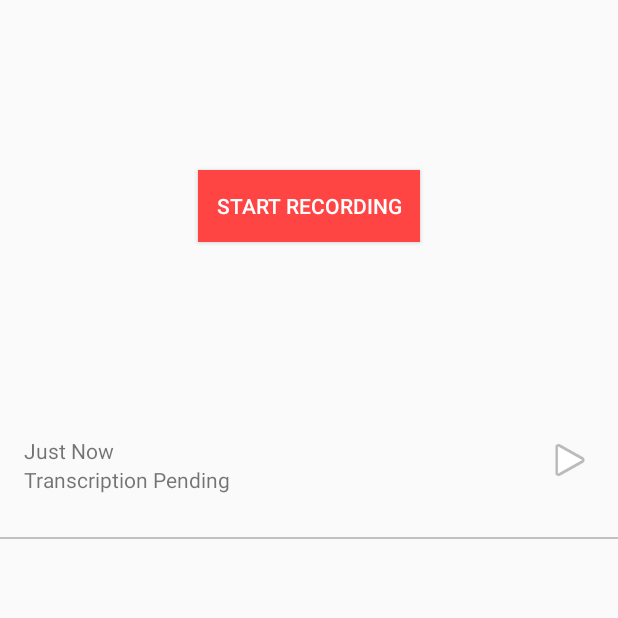
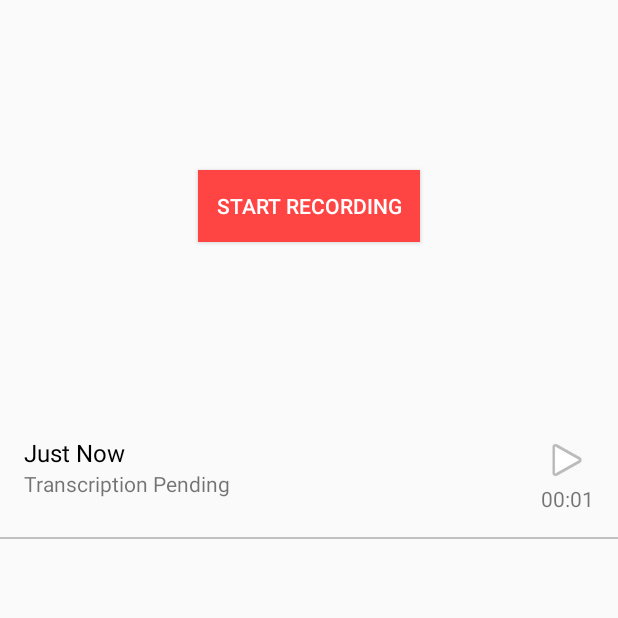
Before and after one commit to WMButterfly/ButterflyOld, an Android app: the screen it shows after launch (MainActivity), after a tap on "STOP RECORDING", on a phone screen of 412 x 824 dp, the top half of it. Run offline under Robolectric (Android 15) with nearby library versions, the phone set to English and light mode, and no system bars; 1 other tap on this screen came first.

Commit message:
Duration now updating in history adapter

```diff
--- a/app/src/main/java/com/windowmirror/android/controller/adapter/HistoryAdapter.java
+++ b/app/src/main/java/com/windowmirror/android/controller/adapter/HistoryAdapter.java
@@ -9,6 +9,8 @@ import android.widget.ArrayAdapter;
 import android.widget.TextView;
 import com.windowmirror.android.R;
 import com.windowmirror.android.model.Entry;
+
+import java.util.concurrent.TimeUnit;
 
 /**
  * @author alliecurry
@@ -48,7 +50,6 @@ public class HistoryAdapter extends ArrayAdapter<Entry> {
             viewHolder.transcription.setText(R.string.transcription_pending);
         } else {
             viewHolder.transcription.setText(transcriptionStr);
-
             final View.OnClickListener onClick = new View.OnClickListener() {
                 @Override
                 public void onClick(View view) {
@@ -67,12 +68,14 @@ public class HistoryAdapter extends ArrayAdapter<Entry> {
         final boolean isPlaying = listener.isEntryPlaying(entry);
         final int drawableTop = isPlaying ? android.R.drawable.ic_media_pause : android.R.drawable.ic_media_play;
         viewHolder.play.setCompoundDrawablesWithIntrinsicBounds(0, drawableTop, 0, 0);
+        viewHolder.play.setText(formatDuration(entry.getDuration()));
         viewHolder.play.setOnClickListener(new View.OnClickListener() {
             @Override
             public void onClick(View view) {
                 listener.onPausePlay(entry);
             }
         });
+
         return row;
     }
 
@@ -87,6 +90,26 @@ public class HistoryAdapter extends ArrayAdapter<Entry> {
                         now,
                         DateUtils.MINUTE_IN_MILLIS,
                         DateUtils.FORMAT_ABBREV_RELATIVE);
+    }
+
+    private static String formatDuration(final long millis) {
+        long seconds = TimeUnit.MILLISECONDS.toSeconds(millis)
+                - TimeUnit.MINUTES.toSeconds(TimeUnit.MILLISECONDS.toMinutes(millis));
+        long minutes = TimeUnit.MILLISECONDS.toMinutes(millis)
+                - TimeUnit.HOURS.toMinutes(TimeUnit.MILLISECONDS.toHours(millis));
+        long hours = TimeUnit.MILLISECONDS.toHours(millis);
+
+        StringBuilder b = new StringBuilder();
+        if (hours > 0) {
+            b.append(String.valueOf(hours));
+            b.append(":");
+        }
+        b.append(minutes == 0 ? "00" : minutes < 10 ? String.valueOf("0" + minutes) :
+                String.valueOf(minutes));
+        b.append(":");
+        b.append(seconds == 0 ? "00" : seconds < 10 ? String.valueOf("0" + seconds) :
+                String.valueOf(seconds));
+        return b.toString();
     }
 
     private static ViewHolder initViewHolder(final View row) {
--- a/app/src/main/java/com/windowmirror/android/controller/fragment/AudioRecordFragment.java
+++ b/app/src/main/java/com/windowmirror/android/controller/fragment/AudioRecordFragment.java
@@ -126,7 +126,6 @@ public class AudioRecordFragment extends Fragment {
         mediaRecorder = null;
         createEntry();
         Log.d(TAG, "Recording created to file: " + audioFilePath);
-        Toast.makeText(getActivity(), audioFilePath, Toast.LENGTH_SHORT).show(); // TODO REMOVE ME
     }
 
     private void createEntry() {
--- a/app/src/main/res/layout/list_item_history.xml
+++ b/app/src/main/res/layout/list_item_history.xml
@@ -14,6 +14,8 @@
             android:layout_alignParentRight="true"
             android:layout_alignParentEnd="true"
             android:layout_centerVertical="true"
+            android:layout_marginLeft="8dp"
+            android:layout_marginStart="8dp"
             />
 
     <TextView
@@ -22,6 +24,8 @@
             android:layout_height="wrap_content"
             android:layout_toLeftOf="@id/play"
             android:layout_toStartOf="@id/play"
+            android:textSize="16sp"
+            android:textColor="@android:color/primary_text_light"
             />
 
     <TextView
@@ -33,6 +37,7 @@
             android:layout_alignStart="@id/date"
             android:layout_alignRight="@id/date"
             android:layout_alignEnd="@id/date"
+            android:maxLines="2"
             android:ellipsize="end"
             />
 
```
